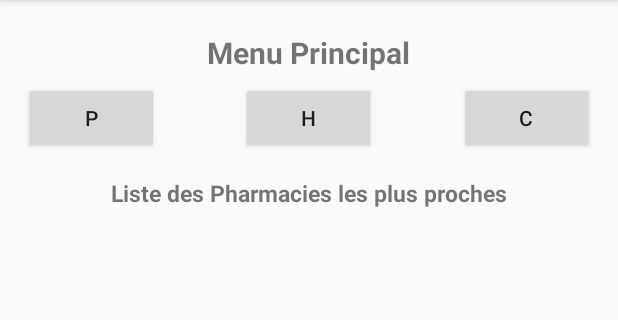
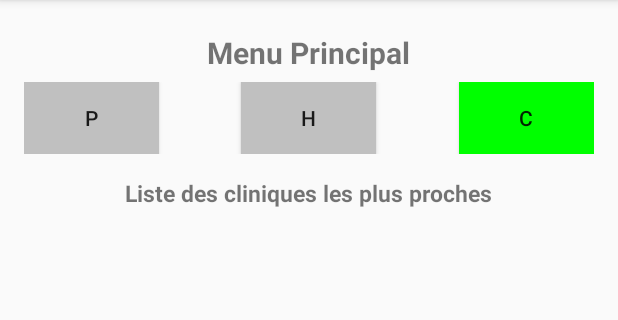
Before and after one commit to dersidibe/student-ifi-gl, an Android app: the screen it shows after launch (MainActivity), in the options menu, after a tap on "Settings", on a phone screen of 412 x 824 dp, the part 84-404 px from its top. Run offline under Robolectric (Android 15) with nearby library versions, the phone set to English and light mode, and no system bars.

Commit message:
ajout de listener sur les boutons

```diff
--- a/AppHealth/app/src/main/java/com/apphealth/ifi/appheath/MainActivity.java
+++ b/AppHealth/app/src/main/java/com/apphealth/ifi/appheath/MainActivity.java
@@ -1,17 +1,36 @@
 package com.apphealth.ifi.appheath;
 
+import android.os.Bundle;
 import android.support.v7.app.ActionBarActivity;
-import android.os.Bundle;
 import android.view.Menu;
+import android.widget.Button;
 import android.view.MenuItem;
+import android.widget.TextView;
 
+import com.apphealth.ifi.listener.CliniqueListener;
+import com.apphealth.ifi.listener.HopitalListener;
+import com.apphealth.ifi.listener.PharmacieListener;
 
 public class MainActivity extends ActionBarActivity {
 
+
+    Button bPharmacie,bClinic, bHopital;
+    TextView title;
+
     @Override
     protected void onCreate(Bundle savedInstanceState) {
+
         super.onCreate(savedInstanceState);
         setContentView(R.layout.main_activity);
+
+        bPharmacie = (Button)findViewById(R.id.button1);
+        bHopital = (Button)findViewById(R.id.button2);
+        bClinic = (Button)findViewById(R.id.button3);
+        title = (TextView)findViewById(R.id.title);
+
+        bPharmacie.setOnClickListener(new PharmacieListener(this));
+        bClinic.setOnClickListener(new CliniqueListener(this));
+        bHopital.setOnClickListener(new HopitalListener(this));
     }
 
 
--- /dev/null
+++ b/AppHealth/app/src/main/java/com/apphealth/ifi/listener/CliniqueListener.java
@@ -0,0 +1,36 @@
+package com.apphealth.ifi.listener;
+
+
+import android.support.v7.app.ActionBarActivity;
+import android.view.View;
+import android.widget.Button;
+import android.widget.TextView;
+import com.apphealth.ifi.appheath.R;
+
+
+public class CliniqueListener implements View.OnClickListener{
+
+        ActionBarActivity activity;
+        Button bPharmacie,bClinic, bHopital;
+        TextView title;
+
+        public CliniqueListener(ActionBarActivity activity){
+
+            this.activity = activity;
+        }
+
+        @Override
+        public void onClick(View v) {
+
+
+            bPharmacie = (Button)activity.findViewById(R.id.button1);
+            bHopital = (Button)activity.findViewById(R.id.button2);
+            bClinic = (Button)activity.findViewById(R.id.button3);
+            title = (TextView)activity.findViewById(R.id.title);
+
+            bPharmacie.setBackgroundColor(activity.getResources().getColor(R.color.button_normal));
+            bClinic.setBackgroundColor(activity.getResources().getColor(R.color.button_selected));
+            bHopital.setBackgroundColor(activity.getResources().getColor(R.color.button_normal));
+            title.setText(R.string.liste_clinic);
+        }
+}
--- /dev/null
+++ b/AppHealth/app/src/main/java/com/apphealth/ifi/listener/HopitalListener.java
@@ -0,0 +1,36 @@
+package com.apphealth.ifi.listener;
+
+import android.support.v7.app.ActionBarActivity;
+import android.view.View;
+import android.widget.Button;
+import android.widget.TextView;
+import com.apphealth.ifi.appheath.R;
+
+/**
+ * Created by colsi on 21/02/15.
+ */
+public class HopitalListener implements View.OnClickListener{
+
+    ActionBarActivity activity;
+    Button bPharmacie,bClinic, bHopital;
+    TextView title;
+
+    public HopitalListener(ActionBarActivity activity){
+
+        this.activity = activity;
+    }
+
+    @Override
+    public void onClick(View v) {
+
+        bPharmacie = (Button)activity.findViewById(R.id.button1);
+        bHopital = (Button)activity.findViewById(R.id.button2);
+        bClinic = (Button)activity.findViewById(R.id.button3);
+        title = (TextView)activity.findViewById(R.id.title);
+
+        bPharmacie.setBackgroundColor(activity.getResources().getColor(R.color.button_normal));
+        bClinic.setBackgroundColor(activity.getResources().getColor(R.color.button_normal));
+        bHopital.setBackgroundColor(activity.getResources().getColor(R.color.button_selected));
+        title.setText(R.string.liste_hopital);
+    }
+}
--- /dev/null
+++ b/AppHealth/app/src/main/java/com/apphealth/ifi/listener/PharmacieListener.java
@@ -0,0 +1,35 @@
+package com.apphealth.ifi.listener;
+
+import android.support.v7.app.ActionBarActivity;
+import android.view.View;
+import android.widget.Button;
+import android.widget.TextView;
+import com.apphealth.ifi.appheath.R;
+
+
+public class PharmacieListener implements View.OnClickListener{
+
+    ActionBarActivity activity;
+    Button bPharmacie,bClinic, bHopital;
+    TextView title;
+
+    public PharmacieListener(ActionBarActivity activity){
+
+        this.activity = activity;
+    }
+
+    @Override
+    public void onClick(View v) {
+
+
+        bPharmacie = (Button)activity.findViewById(R.id.button1);
+        bHopital = (Button)activity.findViewById(R.id.button2);
+        bClinic = (Button)activity.findViewById(R.id.button3);
+        title = (TextView)activity.findViewById(R.id.title);
+
+        bPharmacie.setBackgroundColor(activity.getResources().getColor(R.color.button_selected));
+        bClinic.setBackgroundColor(activity.getResources().getColor(R.color.button_normal));
+        bHopital.setBackgroundColor(activity.getResources().getColor(R.color.button_normal));
+        title.setText(R.string.liste_pharmacies);
+    }
+}
--- a/AppHealth/app/src/main/res/layout/main_activity.xml
+++ b/AppHealth/app/src/main/res/layout/main_activity.xml
@@ -29,6 +29,7 @@
             android:layout_height="wrap_content"
             android:text="P"
             android:id="@+id/button1"
+            android:background="@color/button_normal"
             android:layout_alignParentTop="true" />
         <Button
             android:layout_width="90dp"
@@ -36,6 +37,7 @@
             android:text="H"
             android:id="@+id/button2"
             android:layout_centerInParent="true"
+            android:background="@color/button_normal"
             android:layout_marginLeft="10dp"
             android:layout_marginRight="10dp"
           />
@@ -45,6 +47,7 @@
             android:layout_height="wrap_content"
             android:text="C"
             android:id="@+id/button3"
+            android:background="@color/button_normal"
             android:layout_alignParentRight="true"/>
 
 
@@ -54,7 +57,7 @@
         android:layout_below="@+id/relativeLayout"
         android:layout_width="wrap_content"
         android:layout_height="wrap_content"
-        android:text="Liste des Pharmacies les plus proches"
+        android:text="Liste"
         android:textSize="15sp"
         android:textStyle="bold"
         android:id="@+id/title"
--- a/AppHealth/app/src/main/res/values/colors.xml
+++ b/AppHealth/app/src/main/res/values/colors.xml
@@ -1,5 +1,7 @@
 <resources>
 
     <color name="black_overlay">#66000000</color>
+    <color name="button_normal">#C0C0C0</color>
+    <color name="button_selected">#00FF00</color>
 
 </resources>
--- a/AppHealth/app/src/main/res/values/strings.xml
+++ b/AppHealth/app/src/main/res/values/strings.xml
@@ -9,5 +9,8 @@
     <string name="title_activity_main">AppHealth</string>
     <string name="hello_world">Hello world!</string>
     <string name="action_settings">Settings</string>
+    <string name="liste_pharmacies">Liste des Pharmacies les plus proches</string>
+    <string name="liste_clinic">Liste des cliniques les plus proches</string>
+    <string name="liste_hopital">Liste des hôpitaux les plus proches</string>
 
 </resources>
```
Also changed, not shown: 1 other file.
